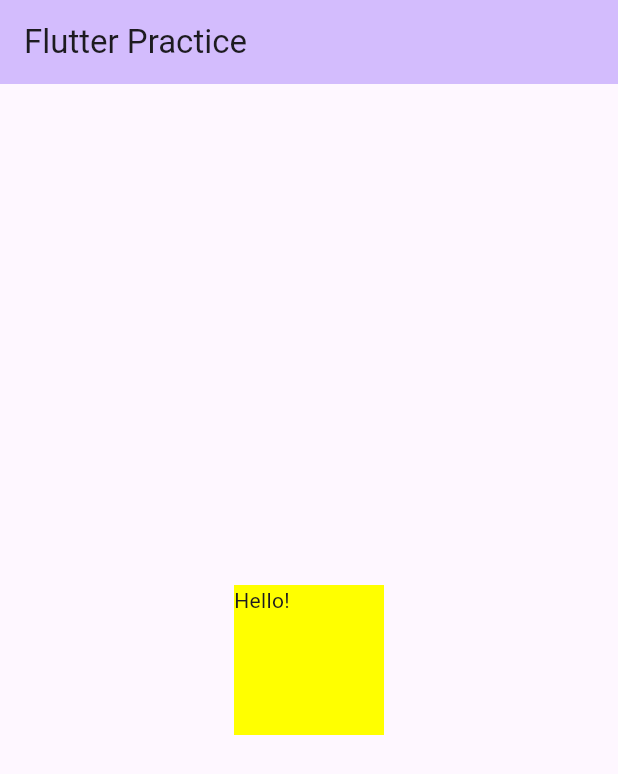
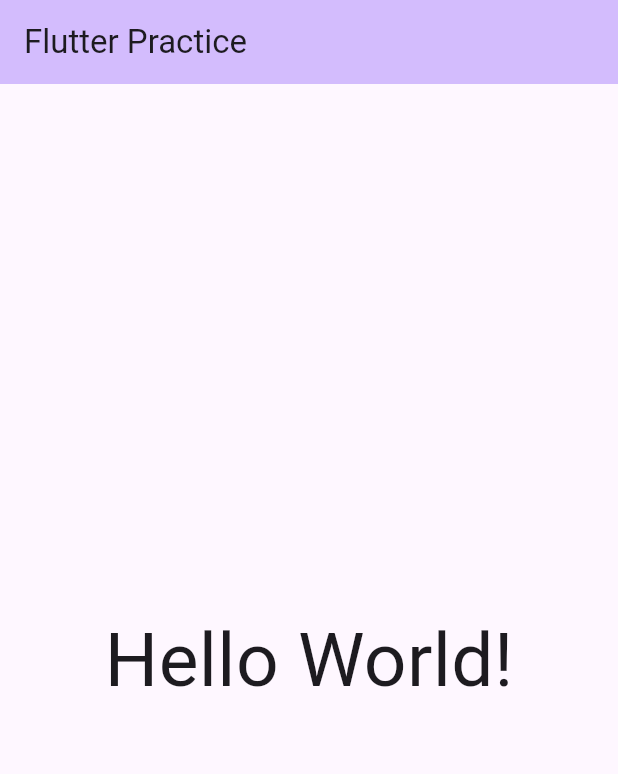
Before and after one commit to Shafayat-Fahim/flutter_practice, a Flutter app: the screen it shows after launch, on a phone screen of 412 x 824 dp. Shown: the top 774 px of the screen. Run offline on Flutter 3.47's test engine with Material 3 defaults, Android fonts, the phone set to English and light mode, and no system bars.

Commit message:
Center widget

```diff
--- a/lib/main.dart
+++ b/lib/main.dart
@@ -63,14 +63,7 @@ class _MyHomePageState extends State<MyHomePage> {
         // the App.build method, and use it to set our appbar title.
         title: Text("Flutter Practice"),
       ),
-      body: Center(
-        child: Container(
-          height: 100,
-          width: 100,
-          color: Colors.yellowAccent,
-          child: Text("Hello!"),
-        ),
-      ),
+      body: Center(child: Text("Hello World!", style: TextStyle(fontSize: 50))),
     );
   }
 }
```
